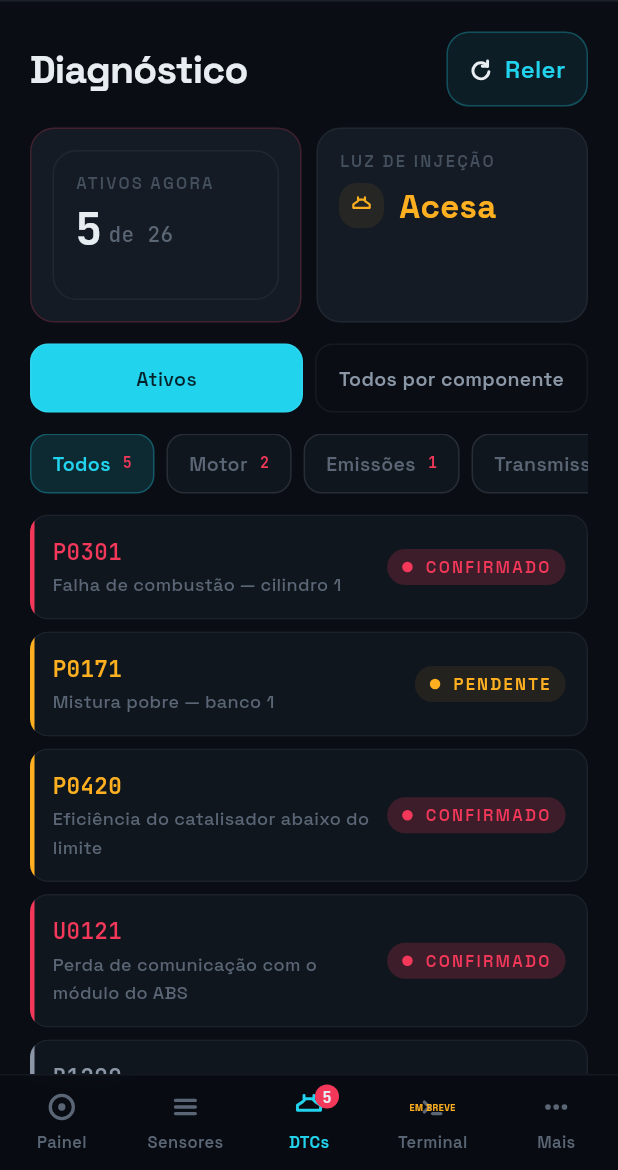
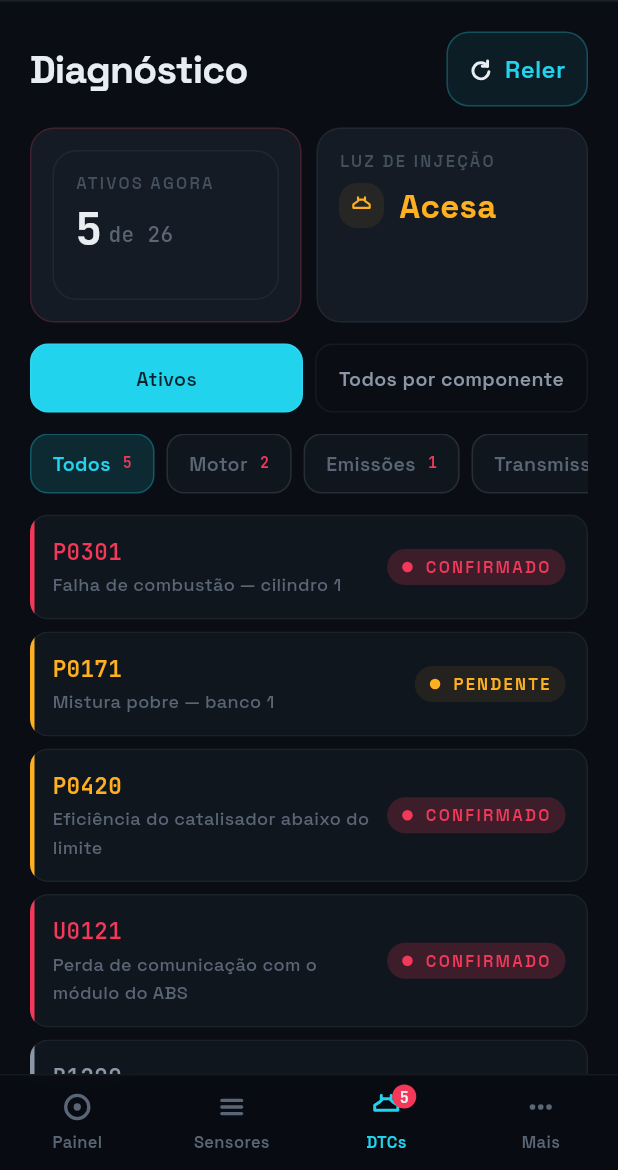
Before and after one commit to rodrigomarcolin/tccelta, a Flutter app: the DtcScreen screen opened by its route, on a phone screen of 412 x 824 dp, the part 66-1236 px from its top. Run offline on Flutter 3.47's test engine with Material 3 defaults, Android fonts, the phone set to English and light mode, and no system bars; our stand-ins replace flutter_blue_plus, flutter_hooks, flutter_riverpod, flutter_svg, go_router, google_fonts and 3 more; missing offline and left inert: app_settings, pointycastle; accounts and stored records are empty; project files that could hold a hidden picture were left out.

Commit message:
refactor: remove a aba "Terminal" (em breve) da tab bar
A aba nunca teve tela e não está no roteiro imediato; tira o rótulo/ícone
"em breve" da navegação em vez de deixá-la reservando espaço. Volta a
AppTabBar para 4 abas (Painel, Sensores, DTCs, Mais) e remove com ela o
suporte a `comingSoon` (ficou sem nenhum outro uso) e o ícone `terminal`
(idem). Testes da tab bar atualizados para as 4 abas, sem os casos
específicos de "Terminal"/"EM BREVE".

Co-Authored-By: Claude Sonnet 5 <noreply@anthropic.com>

```diff
--- a/mobile-app/lib/src/ui/core/icons/app_icons.dart
+++ b/mobile-app/lib/src/ui/core/icons/app_icons.dart
@@ -28,9 +28,6 @@ enum AppIconData {
 
   /// Sensores (lista) — aba de PIDs.
   sensores('sensores'),
-
-  /// Terminal (prompt) — aba de comandos.
-  terminal('terminal'),
 
   /// Mais (kebab) — aba de opções.
   mais('mais'),
--- a/mobile-app/lib/src/ui/core/widgets/app_tab_bar.dart
+++ b/mobile-app/lib/src/ui/core/widgets/app_tab_bar.dart
@@ -11,7 +11,6 @@ class AppTab {
     required this.key,
     required this.label,
     required this.icon,
-    this.comingSoon = false,
     this.badgeCount,
   });
 
@@ -24,40 +23,24 @@ class AppTab {
   /// Ícone outline da aba.
   final AppIconData icon;
 
-  /// Se `true`, a aba ainda não tem tela — o ícone fica sempre na cor
-  /// inativa (nunca ciano, mesmo se `active` apontar pra ela) e ganha a
-  /// legenda "EM BREVE" sobreposta a ele (não embaixo do rótulo — senão só
-  /// essa coluna cresceria e desalinharia os ícones das demais abas). Não
-  /// desativa o toque em si — a aba simplesmente não reage porque nenhuma
-  /// tela trata essa `key` ainda.
-  /// @default false
-  final bool comingSoon;
-
   /// Contagem exibida num círculo vermelho sobreposto ao ícone (ex.: nº de
-  /// DTCs ativos). `null` ou `0` = sem badge. Ignorado quando [comingSoon].
+  /// DTCs ativos). `null` ou `0` = sem badge.
   /// @default null
   final int? badgeCount;
 
   /// Cópia com [badgeCount] sobrescrito — os demais campos são fixos por
   /// aba, então não há necessidade de sobrescrevê-los aqui.
-  AppTab withBadgeCount(int? badgeCount) => AppTab(
-    key: key,
-    label: label,
-    icon: icon,
-    comingSoon: comingSoon,
-    badgeCount: badgeCount,
-  );
+  AppTab withBadgeCount(int? badgeCount) =>
+      AppTab(key: key, label: label, icon: icon, badgeCount: badgeCount);
 }
 
 /// Navegação inferior do shell do app.
 ///
-/// Cinco abas por padrão (Painel, Sensores, DTCs, Terminal, Mais). A aba
-/// ativa é ciano, as inativas neutral-400; a barra é um escuro translúcido
-/// borrado com um hairline no topo. Fixe-a na base da tela. Espelha o
-/// componente `TabBar`.
+/// Quatro abas por padrão (Painel, Sensores, DTCs, Mais). A aba ativa é
+/// ciano, as inativas neutral-400; a barra é um escuro translúcido borrado
+/// com um hairline no topo. Fixe-a na base da tela. Espelha o componente
+/// `TabBar`.
 ///
-/// "Terminal" é `comingSoon` (ver [AppTab.comingSoon]): ainda sem tela, fica
-/// sempre na cor inativa e ganha a legenda "EM BREVE" sobreposta ao ícone.
 /// "DTCs" pode exibir [AppTab.badgeCount] (nº de códigos ativos).
 class AppTabBar extends StatelessWidget {
   /// Cria a tab bar inferior, com [active] indicando a aba selecionada.
@@ -73,12 +56,6 @@ class AppTabBar extends StatelessWidget {
     AppTab(key: 'painel', label: 'Painel', icon: AppIconData.painel),
     AppTab(key: 'sensores', label: 'Sensores', icon: AppIconData.sensores),
     AppTab(key: 'dtc', label: 'DTCs', icon: AppIconData.motor),
-    AppTab(
-      key: 'terminal',
-      label: 'Terminal',
-      icon: AppIconData.terminal,
-      comingSoon: true,
-    ),
     AppTab(key: 'mais', label: 'Mais', icon: AppIconData.mais),
   ];
 
@@ -135,9 +112,7 @@ class _TabItem extends StatelessWidget {
 
   @override
   Widget build(BuildContext context) {
-    final color = selected && !tab.comingSoon
-        ? AppColors.cyan500
-        : AppColors.neutral400;
+    final color = selected ? AppColors.cyan500 : AppColors.neutral400;
     return GestureDetector(
       onTap: onTap,
       behavior: HitTestBehavior.opaque,
@@ -149,23 +124,7 @@ class _TabItem extends StatelessWidget {
             alignment: Alignment.center,
             children: [
               AppIcon(tab.icon, color: color),
-              // Sobrepõe a legenda ao ícone (em vez de empilhar embaixo do
-              // rótulo) pra não esticar só esta coluna e desalinhar os
-              // ícones das demais abas na `Row`.
-              if (tab.comingSoon)
-                Text(
-                  'EM BREVE',
-                  textAlign: TextAlign.center,
-                  style: AppTypography.ui(
-                    const TextStyle(
-                      fontSize: 6,
-                      fontWeight: FontWeight.w700,
-                      letterSpacing: 0.3,
-                      color: AppColors.amber500,
-                    ),
-                  ),
-                )
-              else if ((tab.badgeCount ?? 0) > 0)
+              if ((tab.badgeCount ?? 0) > 0)
                 Positioned(
                   top: -4,
                   right: -9,
```
Also changed, not shown: mobile-app/assets/icons/terminal.svg (deleted), 1 other file.
